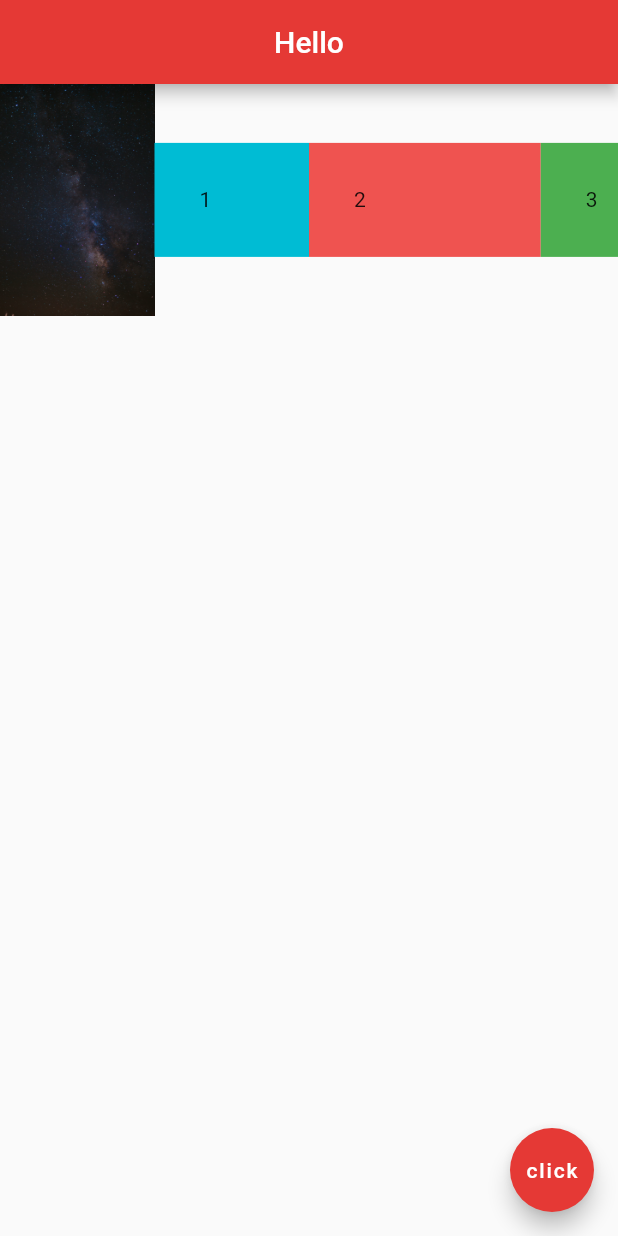
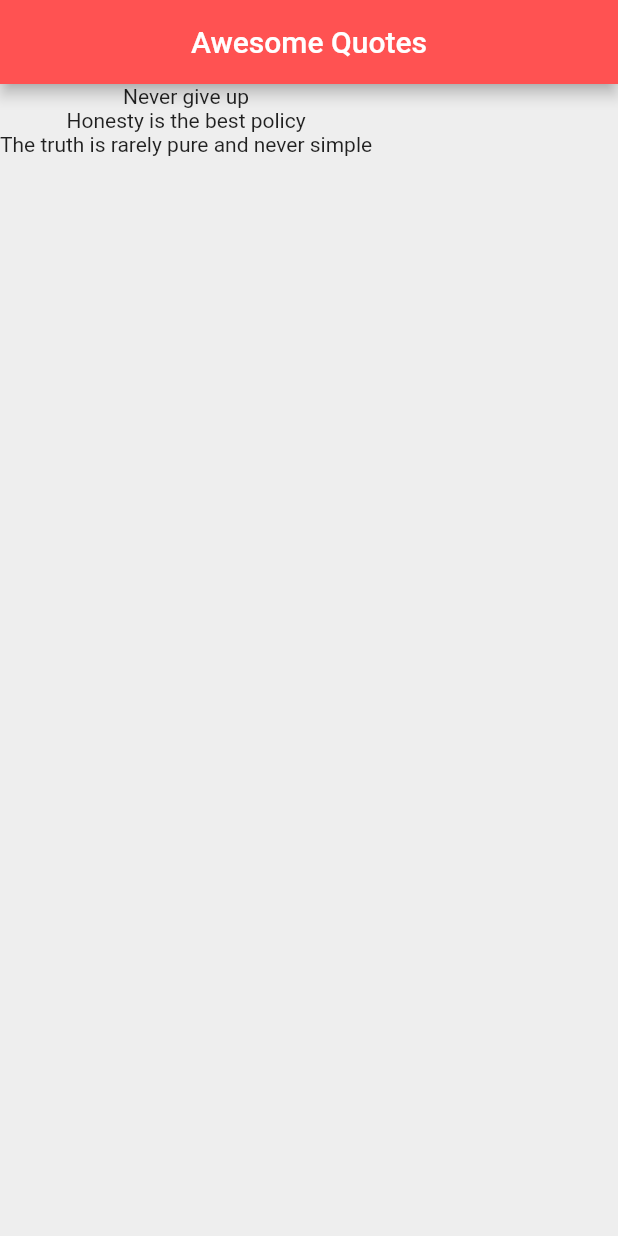
Before and after one commit to Noob-Dev-Official/flutter-tutorial, a Flutter app: the screen it shows after launch, on a phone screen of 412 x 824 dp. Run offline on Flutter 3.47's test engine with Material 2 defaults, Android fonts, the phone set to English and light mode, and no system bars.

Commit message:
implemented stateful widget and map function for lists

```diff
--- a/lib/main.dart
+++ b/lib/main.dart
@@ -1,54 +1,34 @@
 // ignore_for_file: prefer_const_constructors
 import 'package:flutter/material.dart';
 
-void main() => runApp(MaterialApp(home: Home()));
+void main() => runApp(MaterialApp(home: QuoteList()));
 
-class Home extends StatelessWidget {
-  const Home({Key? key}) : super(key: key);
+class QuoteList extends StatefulWidget {
+  const QuoteList({Key? key}) : super(key: key);
+
+  @override
+  State<QuoteList> createState() => _QuoteListState();
+}
+
+class _QuoteListState extends State<QuoteList> {
+  List<String> quotes = [
+    'Never give up',
+    'Honesty is the best policy',
+    'The truth is rarely pure and never simple'
+  ];
 
   @override
   Widget build(BuildContext context) {
     return Scaffold(
+      backgroundColor: Colors.grey[200],
       appBar: AppBar(
-          title: Text('Hello'),
-          centerTitle: true,
-          backgroundColor: Colors.red[600]),
-      body: Row(
-        children: [
-          Expanded(flex: 2, child: Image.asset('assets/space2.jpg')),
-          Expanded(
-            flex: 2,
-            child: Container(
-              padding: EdgeInsets.all(30),
-              color: Colors.cyan,
-              child: Text('1'),
-            ),
-          ),
-          Expanded(
-            flex: 3,
-            child: Container(
-              padding: EdgeInsets.all(30),
-              color: Colors.red[400],
-              child: Text('2'),
-            ),
-          ),
-          Expanded(
-            flex: 1,
-            child: Container(
-              padding: EdgeInsets.all(30),
-              color: Colors.green,
-              child: Text('3'),
-            ),
-          ),
-        ],
+        title: Text('Awesome Quotes'),
+        centerTitle: true,
+        backgroundColor: Colors.redAccent,
       ),
-      floatingActionButton: FloatingActionButton(
-        onPressed: () {
-          print('you clicked me');
-        },
-        backgroundColor: Colors.red[600],
-        child: Text('click'),
-      ),
+      body: Column(
+        children: quotes.map((quote) => Text(quote)).toList(),
+      )
     );
   }
 }
```
